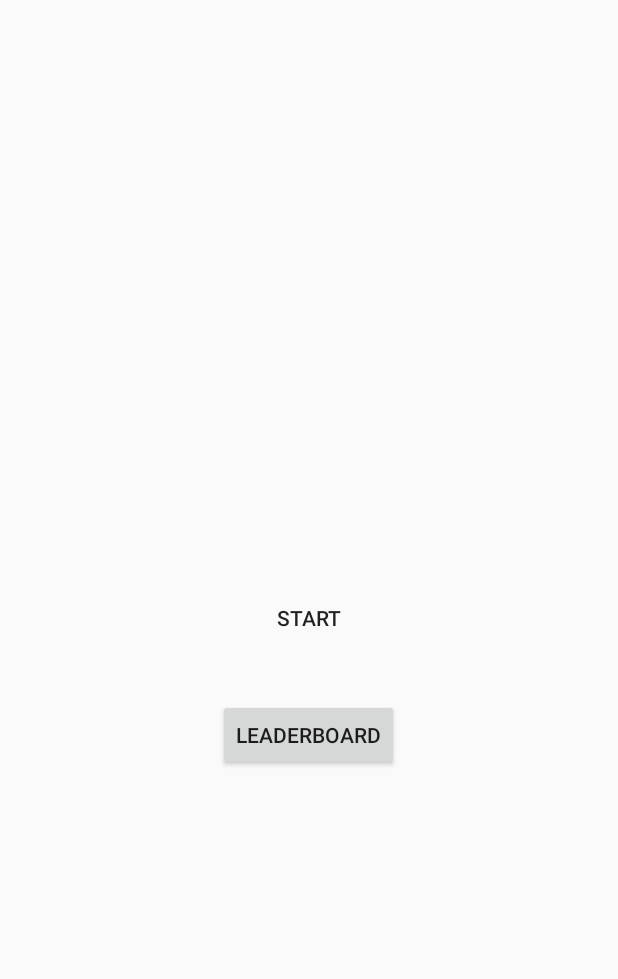
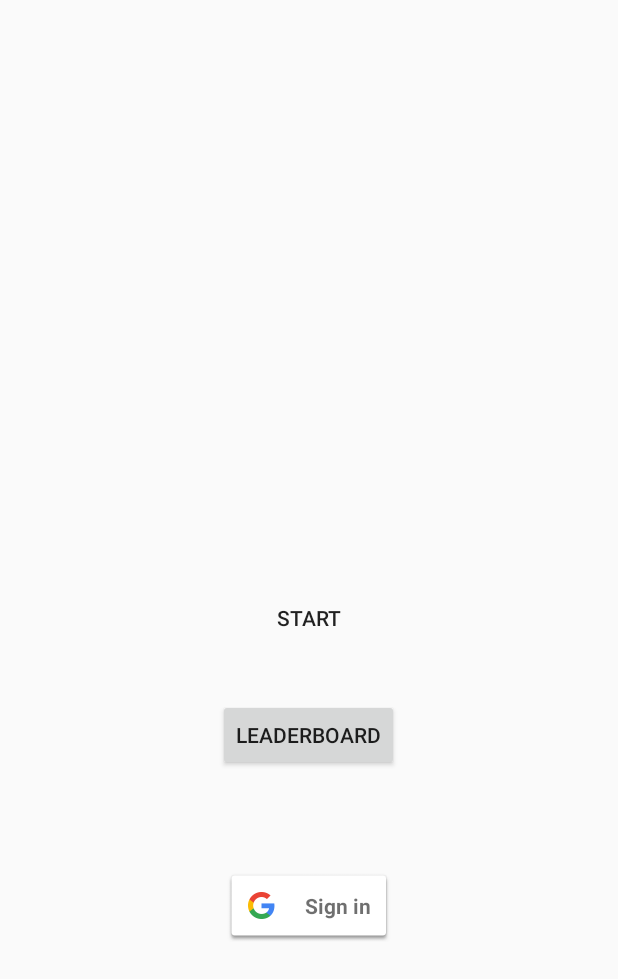
Before and after one commit to Ehtram/RollerBall, an Android app: the screen it shows after launch (Menu), on a phone screen of 412 x 824 dp. Shown: the top 979 px of the screen. Run offline under Robolectric (Android 15) with nearby library versions, the phone set to English and light mode, and no system bars; 1 statement that could not run was skipped.

Commit message:
Début connection Google

```diff
--- a/app/build.gradle
+++ b/app/build.gradle
@@ -23,4 +23,5 @@ dependencies {
     compile fileTree(dir: 'libs', include: ['*.jar'])
     testCompile 'junit:junit:4.12'
     compile 'com.android.support:appcompat-v7:23.1.1'
+    compile 'com.google.android.gms:play-services:8.4.0'
 }
--- a/app/src/main/AndroidManifest.xml
+++ b/app/src/main/AndroidManifest.xml
@@ -18,7 +18,10 @@
         </activity>
         <activity android:name=".MainActivity" />
         <activity android:name=".choiceLevel" />
+
         <activity android:name=".LeaderboardDisplay" />
+        <meta-data android:name="com.google.android.gms.games.APP_ID"
+            android:value="@string/google_app_id" />
     </application>
 
 </manifest>
--- a/app/src/main/java/iut63/iut/rollerball/Menu.java
+++ b/app/src/main/java/iut63/iut/rollerball/Menu.java
@@ -1,15 +1,26 @@
 package iut63.iut.rollerball;
 
 import android.content.Intent;
+import android.nfc.Tag;
+import android.support.v4.app.Fragment;
+import android.support.v4.app.FragmentActivity;
 import android.support.v7.app.AppCompatActivity;
 import android.os.Bundle;
+import android.util.Log;
 import android.view.View;
 import android.widget.Button;
 
-public class Menu extends AppCompatActivity {
+import com.google.android.gms.common.ConnectionResult;
+import com.google.android.gms.common.api.GoogleApiClient;
+import com.google.android.gms.drive.Drive;
+import com.google.android.gms.games.Games;
+
+public class Menu extends FragmentActivity implements GoogleApiClient.OnConnectionFailedListener, View.OnClickListener {
 
     private Button start;
     private Button leaderboard;
+    private GoogleApiClient mGoogleApiClient;
+    private boolean mSignInClicked;
 
     @Override
     protected void onCreate(Bundle savedInstanceState) {
@@ -23,14 +34,60 @@ public class Menu extends AppCompatActivity {
                 startActivity(intent);
             }
         });
+        setLeaderboardOnClickListener();
+        setGoogleApiClient();
+        setGoogleSignButton();
+    }
+
+    private void setGoogleSignButton() {
+        findViewById(R.id.sign_in_button).setOnClickListener(this);
+        findViewById(R.id.sign_out_button).setOnClickListener(this);
+    }
+
+    @Override
+    public void onClick(View v) {
+        if (v.getId() == R.id.sign_in_button) {
+            // start the asynchronous sign in flow
+            mSignInClicked = true;
+            mGoogleApiClient.connect();
+            Log.d("googleAPI", String.valueOf(mGoogleApiClient.isConnected()));
+        }
+        else if (v.getId() == R.id.sign_out_button) {
+            // sign out.
+            mSignInClicked = false;
+            Games.signOut(mGoogleApiClient);
+
+            // show sign-in button, hide the sign-out button
+            findViewById(R.id.sign_in_button).setVisibility(View.VISIBLE);
+            findViewById(R.id.sign_out_button).setVisibility(View.GONE);
+        }
+    }
+
+    private void setGoogleApiClient(){
+        // Create a GoogleApiClient instance
+        mGoogleApiClient = new GoogleApiClient.Builder(this)
+                .enableAutoManage(this /* FragmentActivity */,
+                        this /* OnConnectionFailedListener */)
+                .addApi(Games.API)
+                .addScope(Games.SCOPE_GAMES)
+                .build();
+
+    }
+
+    private void setLeaderboardOnClickListener() {
         leaderboard = (Button) findViewById(R.id.buttonLeaderboard);
         leaderboard.setOnClickListener(new View.OnClickListener() {
             @Override
             public void onClick(View v) {
-                Intent mIntent = new Intent(Menu.this,LeaderboardDisplay.class);
-                startActivity(mIntent);
+                startActivityForResult(Games.Leaderboards.getLeaderboardIntent(mGoogleApiClient,
+                        String.valueOf(R.string.leaderboard_id)),9002 );
             }
         });
+    }
 
+    @Override
+    public void onConnectionFailed(ConnectionResult connectionResult) {
+        Log.d("googleAPI",connectionResult.toString());
     }
+
 }
--- a/app/src/main/res/layout/activity_menu.xml
+++ b/app/src/main/res/layout/activity_menu.xml
@@ -24,4 +24,21 @@
         android:layout_below="@+id/gameStart"
         android:layout_centerHorizontal="true"
         android:layout_marginTop="30dp" />
+
+    <!-- sign-in button -->
+    <com.google.android.gms.common.SignInButton
+        android:id="@+id/sign_in_button"
+        android:layout_width="wrap_content"
+        android:layout_height="wrap_content"
+        android:layout_marginTop="65dp"
+        android:layout_below="@+id/buttonLeaderboard"
+        android:layout_centerHorizontal="true" />
+
+    <!-- sign-out button -->
+    <Button
+        android:id="@+id/sign_out_button"
+        android:layout_width="wrap_content"
+        android:layout_height="wrap_content"
+        android:text="Sign Out"
+        android:visibility="gone" />
 </RelativeLayout>
--- /dev/null
+++ b/app/src/main/res/values/do_not_translate.xml
@@ -0,0 +1,5 @@
+<?xml version="1.0" encoding="utf-8"?>
+<resources>
+    <string name="google_app_id" >782421238953</string>
+    <string name="leaderboard_id">CgkIqcnC3-IWEAIQAA</string>
+</resources>
```
